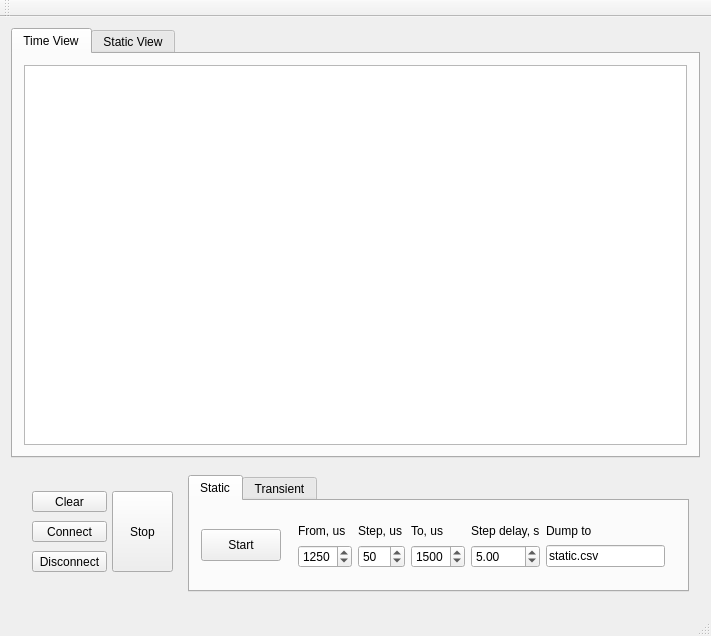
Above: mainwindow.ui from futlab/pbl-view before the change. Below: the same form after it.
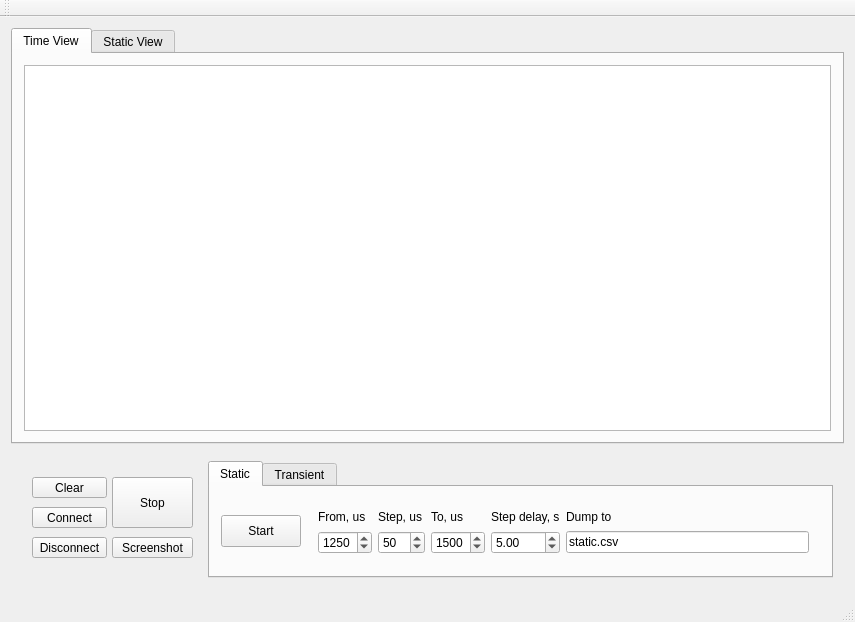
That is the form after the change. Custom widgets are drawn as their Qt base class.

Patch:
```diff
--- a/mainwindow.ui
+++ b/mainwindow.ui
@@ -6,8 +6,8 @@
    <rect>
     <x>0</x>
     <y>0</y>
-    <width>711</width>
-    <height>636</height>
+    <width>855</width>
+    <height>622</height>
    </rect>
   </property>
   <property name="windowTitle">
@@ -62,7 +62,7 @@
          </property>
          <property name="minimumSize">
           <size>
-           <width>160</width>
+           <width>180</width>
            <height>104</height>
           </size>
          </property>
@@ -103,8 +103,8 @@
            <rect>
             <x>90</x>
             <y>10</y>
-            <width>61</width>
-            <height>81</height>
+            <width>81</width>
+            <height>51</height>
            </rect>
           </property>
           <property name="text">
@@ -124,6 +124,19 @@
            <string>Clear</string>
           </property>
          </widget>
+         <widget class="QPushButton" name="screenshotButton">
+          <property name="geometry">
+           <rect>
+            <x>90</x>
+            <y>70</y>
+            <width>81</width>
+            <height>21</height>
+           </rect>
+          </property>
+          <property name="text">
+           <string>Screenshot</string>
+          </property>
+         </widget>
         </widget>
        </item>
        <item>
```
Left out of the diff: 6 changed lines with no effect on the pictures.
